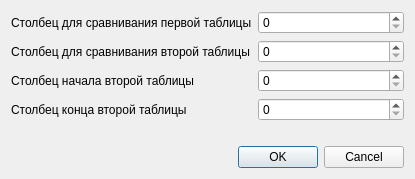
wmigor/juxtaposer, file src/resources/ui/config_dialog.ui: the form before one commit.
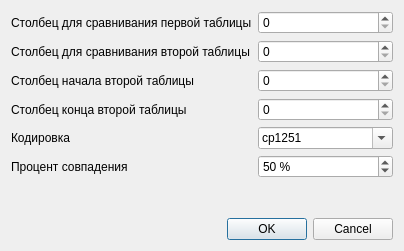
The form after the commit.

Commit message: Кодировка и нечеткое сравнение

```diff
--- a/src/resources/ui/config_dialog.ui
+++ b/src/resources/ui/config_dialog.ui
@@ -6,8 +6,8 @@
    <rect>
     <x>0</x>
     <y>0</y>
-    <width>415</width>
-    <height>179</height>
+    <width>404</width>
+    <height>251</height>
    </rect>
   </property>
   <property name="windowTitle">
@@ -56,6 +56,50 @@
      <item row="3" column="1">
       <widget class="QSpinBox" name="sb_end"/>
      </item>
+     <item row="4" column="0">
+      <widget class="QLabel" name="l_encoding">
+       <property name="text">
+        <string>Кодировка</string>
+       </property>
+      </widget>
+     </item>
+     <item row="5" column="0">
+      <widget class="QLabel" name="l_min_ratio">
+       <property name="text">
+        <string>Процент совпадения</string>
+       </property>
+      </widget>
+     </item>
+     <item row="4" column="1">
+      <widget class="QComboBox" name="cb_encoding">
+       <property name="editable">
+        <bool>true</bool>
+       </property>
+       <item>
+        <property name="text">
+         <string>cp1251</string>
+        </property>
+       </item>
+       <item>
+        <property name="text">
+         <string>utf-8</string>
+        </property>
+       </item>
+      </widget>
+     </item>
+     <item row="5" column="1">
+      <widget class="QSpinBox" name="sb_min_ratio">
+       <property name="suffix">
+        <string> %</string>
+       </property>
+       <property name="maximum">
+        <number>100</number>
+       </property>
+       <property name="value">
+        <number>50</number>
+       </property>
+      </widget>
+     </item>
     </layout>
    </item>
    <item>
```
The commit also changes 6 other files.
